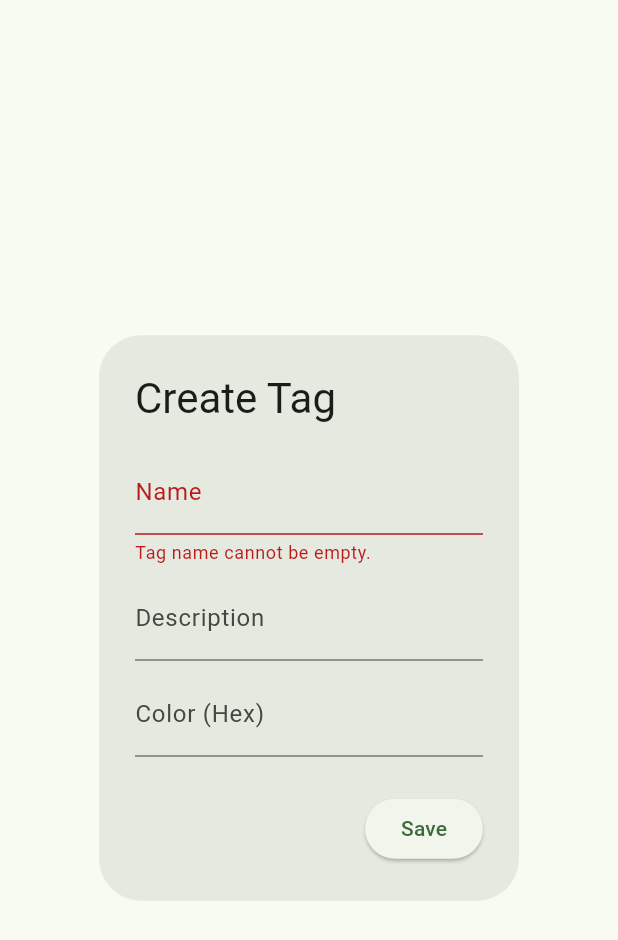
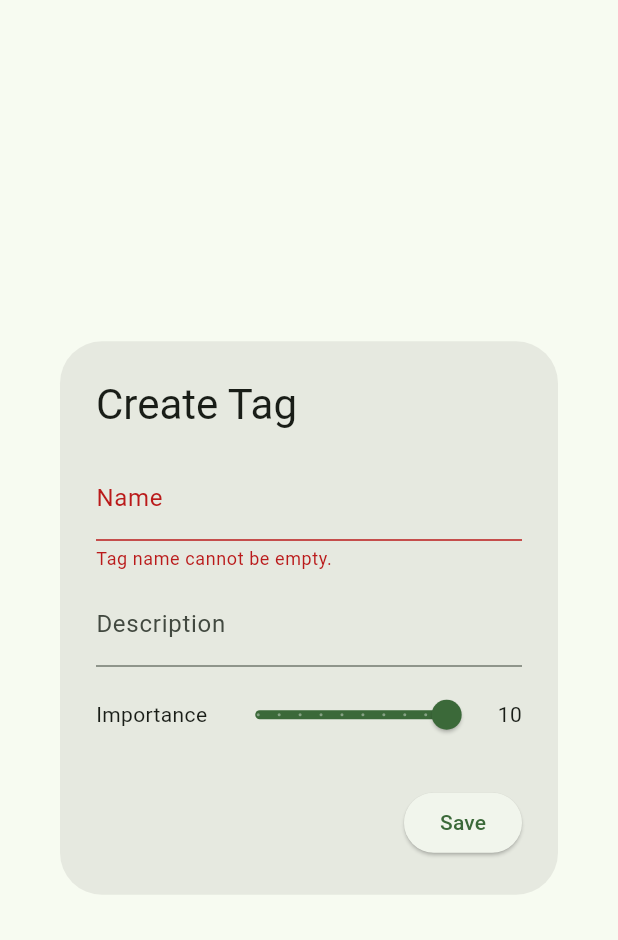
Before and after one commit to mickkc/vibin-app, a Flutter app: the TagEditDialog widget shown alone on an empty page, opened directly with empty values, after a tap on "Save", on a phone screen of 412 x 824 dp. Shown: the top 940 px of the screen. Run offline on Flutter 3.47's test engine with Material 3 defaults, Android fonts, the phone set to English and light mode, and no system bars; our stand-ins replace audio_service, dio, file_picker, flutter_secure_storage, get_it, go_router and 8 more; missing offline and left inert: dbus, just_audio_media_kit; accounts and stored records are empty; generated files the repository leaves out were written again; Roboto replaces fonts that are missing (Roboto Flex).

Commit message:
feat: update tag management to replace color with importance

```diff
--- a/lib/dialogs/tag_edit_dialog.dart
+++ b/lib/dialogs/tag_edit_dialog.dart
@@ -17,7 +17,7 @@ class TagEditDialog extends StatefulWidget {
   final int? tagId;
   final String? initialName;
   final String? initialDescription;
-  final String? initialColor;
+  final int? initialImportance;
   final Function(Tag) onSave;
   final Function()? onDelete;
 
@@ -26,7 +26,7 @@ class TagEditDialog extends StatefulWidget {
     this.tagId,
     this.initialName,
     this.initialDescription,
-    this.initialColor,
+    this.initialImportance,
     required this.onSave,
     this.onDelete
   });
@@ -39,28 +39,26 @@ class _TagEditDialogState extends State<TagEditDialog> {
   final _formKey = GlobalKey<FormState>();
   late TextEditingController _nameController;
   late TextEditingController _descriptionController;
-  late TextEditingController _colorController;
+
+  late int _importance;
 
   final _apiManager = getIt<ApiManager>();
   final _authState = getIt<AuthState>();
 
   late final _lm = AppLocalizations.of(context)!;
 
-  final _hexColorRegExp = RegExp(r'^#?[0-9a-fA-F]{6}$');
-
   @override
   void initState() {
     super.initState();
     _nameController = TextEditingController(text: widget.initialName ?? '');
     _descriptionController = TextEditingController(text: widget.initialDescription ?? '');
-    _colorController = TextEditingController(text: widget.initialColor ?? '');
+    _importance = widget.initialImportance ?? 10;
   }
 
   @override
   void dispose() {
     _nameController.dispose();
     _descriptionController.dispose();
-    _colorController.dispose();
     super.dispose();
   }
 
@@ -92,7 +90,7 @@ class _TagEditDialogState extends State<TagEditDialog> {
     final editData = TagEditData(
       name: _nameController.text,
       description: _descriptionController.text,
-      color: _colorController.text.isNotEmpty ? _colorController.text : null
+      importance: _importance
     );
     try {
       final tag = widget.tagId == null
@@ -160,19 +158,28 @@ class _TagEditDialogState extends State<TagEditDialog> {
               controller: _descriptionController,
               decoration: InputDecoration(labelText: _lm.edit_tag_description),
             ),
-            TextFormField(
-              controller: _colorController,
-              decoration: InputDecoration(labelText: _lm.edit_tag_color),
-              validator: (value) {
-                if (value == null || value.isEmpty) {
-                  return null;
-                }
-                if (!_hexColorRegExp.hasMatch(value)) {
-                  return _lm.edit_tag_color_not_hex;
-                }
-                return null;
-              },
-            ),
+
+            Row(
+              spacing: 8,
+              children: [
+                Text(_lm.edit_tag_importance),
+                Expanded(
+                  child: Slider(
+                    value: _importance.toDouble(),
+                    min: 1,
+                    max: 10,
+                    divisions: 9,
+                    label: _importance.toString(),
+                    onChanged: (value) {
+                      setState(() {
+                        _importance = value.toInt();
+                      });
+                    },
+                  ),
+                ),
+                Text(_importance.toString()),
+              ],
+            )
           ],
         ),
       ),
--- a/lib/dtos/tags/tag.dart
+++ b/lib/dtos/tags/tag.dart
@@ -5,7 +5,7 @@ class Tag {
   final int id;
   final String name;
   final String description;
-  final String? color;
+  final int importance;
   final int createdAt;
   final int? updatedAt;
 
@@ -13,7 +13,7 @@ class Tag {
     required this.id,
     required this.name,
     required this.description,
-    this.color,
+    required this.importance,
     required this.createdAt,
     this.updatedAt,
   });
@@ -23,7 +23,7 @@ class Tag {
       id: json['id'],
       name: json['name'],
       description: json['description'],
-      color: json['color'],
+      importance: json['importance'],
       createdAt: json['createdAt'],
       updatedAt: json['updatedAt'],
     );
--- a/lib/dtos/tags/tag_edit_data.dart
+++ b/lib/dtos/tags/tag_edit_data.dart
@@ -2,17 +2,17 @@ import 'package:json_annotation/json_annotation.dart';
 
 @JsonSerializable()
 class TagEditData {
-  final String? name;
+  final String name;
   final String? description;
-  final String? color;
+  final int importance;
 
-  TagEditData({this.name, this.description, this.color});
+  TagEditData({required this.name, this.description, required this.importance});
 
   factory TagEditData.fromJson(Map<String, dynamic> json) {
     return TagEditData(
       name: json['name'],
       description: json['description'],
-      color: json['color'],
+      importance: json['importance'],
     );
   }
 
@@ -20,7 +20,7 @@ class TagEditData {
     return {
       'name': name,
       'description': description,
-      'color': color,
+      'importance': importance,
     };
   }
 }
--- a/lib/l10n/app_de.arb
+++ b/lib/l10n/app_de.arb
@@ -256,11 +256,10 @@
   "create_tag_title": "Tag erstellen",
   "edit_tag_name": "Name",
   "edit_tag_description": "Beschreibung",
-  "edit_tag_color": "Farbe (Hex)",
+  "edit_tag_importance": "Wichtigkeit",
   "edit_tag_name_validation_empty": "Der Tag-Name darf nicht leer sein.",
   "edit_tag_name_validation_already_exists": "Ein Tag mit diesem Namen existiert bereits.",
   "edit_tag_name_validation_length": "Der Tag-Name darf maximal 255 Zeichen lang sein.",
-  "edit_tag_color_not_hex": "Die Farbe muss im Hex-Format angegeben werden (#RRGGBB).",
   "edit_tag_save_error": "Beim Speichern des Tags ist ein Fehler aufgetreten.",
   "edit_tag_delete_error": "Beim Löschen des Tags ist ein Fehler aufgetreten.",
   "edit_tag_delete_confirmation": "Möchtest du diesen Tag wirklich löschen?",
--- a/lib/l10n/app_en.arb
+++ b/lib/l10n/app_en.arb
@@ -255,11 +255,10 @@
   "create_tag_title": "Create Tag",
   "edit_tag_name": "Name",
   "edit_tag_description": "Description",
-  "edit_tag_color": "Color (Hex)",
+  "edit_tag_importance": "Importance",
   "edit_tag_name_validation_empty": "Tag name cannot be empty.",
   "edit_tag_name_validation_already_exists": "A tag with this name already exists.",
   "edit_tag_name_validation_length": "Tag name cannot exceed 255 characters.",
-  "edit_tag_color_not_hex": "Color must be in hex format (#RRGGBB).",
   "edit_tag_save_error": "An error occurred while saving the tag.",
   "edit_tag_delete_error": "An error occurred while deleting the tag.",
   "edit_tag_delete_confirmation": "Are you sure you want to delete this tag?",
--- a/lib/pages/overview/tag_overview_page.dart
+++ b/lib/pages/overview/tag_overview_page.dart
@@ -40,7 +40,7 @@ class _TagOverviewPageState extends State<TagOverviewPage> {
           onDelete: _refreshTags,
           initialName: tag.name,
           initialDescription: tag.description,
-          initialColor: tag.color,
+          initialImportance: tag.importance,
           tagId: tag.id,
         );
       }
--- a/lib/widgets/tag_widget.dart
+++ b/lib/widgets/tag_widget.dart
@@ -1,6 +1,6 @@
 import 'package:flutter/material.dart';
 import 'package:vibin_app/dtos/tags/tag.dart';
-import 'package:vibin_app/extensions.dart';
+import 'package:vibin_app/utils/theme_generator.dart';
 
 class TagWidget extends StatelessWidget {
   final Tag tag;
@@ -10,7 +10,13 @@ class TagWidget extends StatelessWidget {
 
   @override
   Widget build(BuildContext context) {
-    final color = tag.color == null ? Theme.of(context).colorScheme.primary : HexColor.fromHex(tag.color!);
+
+    final theme = Theme.of(context);
+    final color = ThemeGenerator.blendColors(
+      theme.colorScheme.primary,
+      theme.colorScheme.secondary,
+      (10 - tag.importance) / 10.0
+    );
 
     return InkWell(
       onTap: onTap,
```
